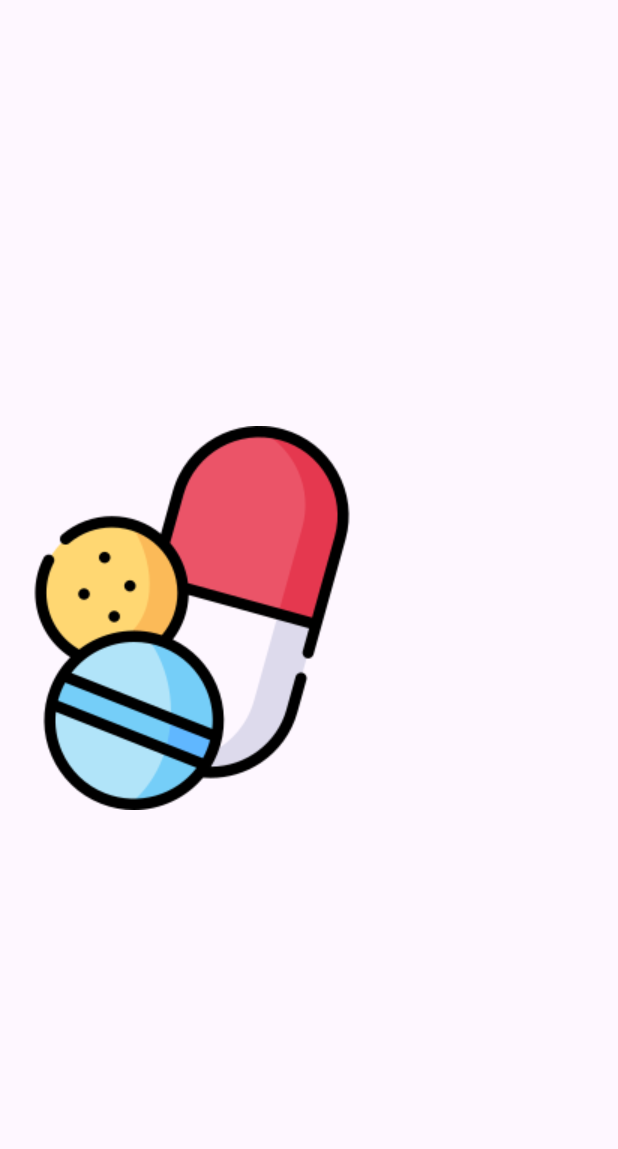
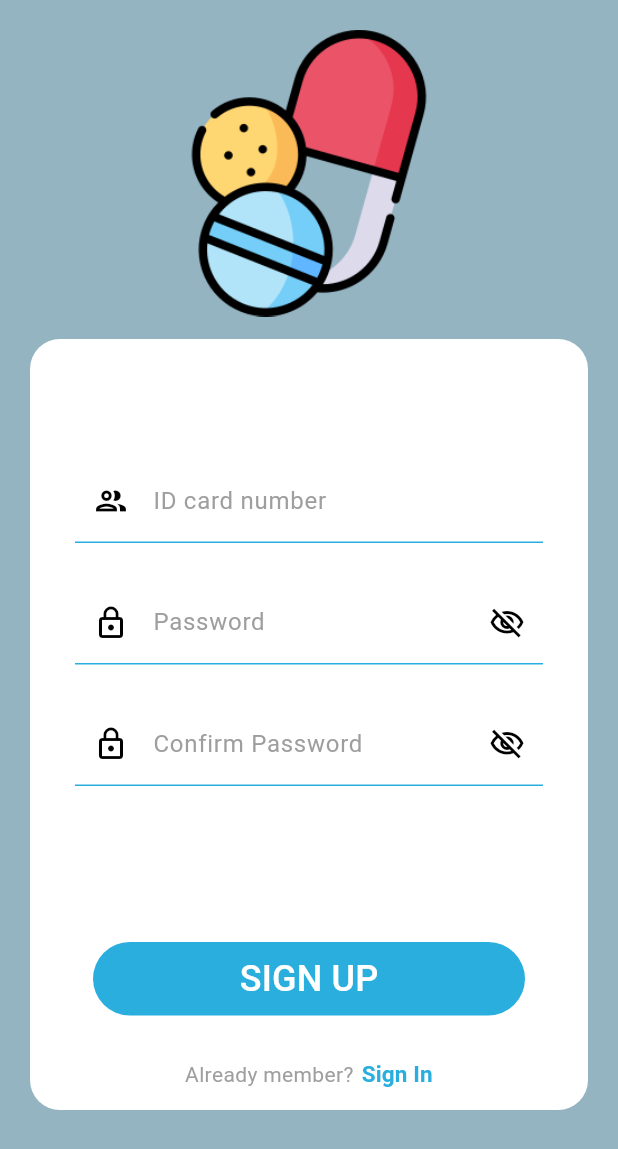
Before and after one commit to icecreamna/PillMate, a Flutter app: the screen it shows after launch, after a tap on "Sign Up", on a phone screen of 412 x 824 dp. Shown: the top 1149 px of the screen. Run offline on Flutter 3.47's test engine with Material 3 defaults, Android fonts, the phone set to English and light mode, and no system bars; our stand-ins replace flutter_svg, get.

Commit message:
login/regis

```diff
--- /dev/null
+++ b/frontend/lib/controller/user_controller.dart
@@ -0,0 +1,14 @@
+import 'package:get/get.dart';
+
+class UserController extends GetxController {
+  RxBool obsecurePassword = true.obs;
+  RxBool obsecureConfirmPassword = true.obs;
+
+  void toggleObsecurePassword() {
+    obsecurePassword.value = !obsecurePassword.value;
+  }
+
+  void toggleObsecureConfirmPassword() {
+    obsecureConfirmPassword.value = !obsecureConfirmPassword.value;
+  }
+}
--- a/frontend/lib/screens/auth/login_screen.dart
+++ b/frontend/lib/screens/auth/login_screen.dart
@@ -1,4 +1,5 @@
 import 'package:flutter/material.dart';
+import 'package:frontend/controller/user_controller.dart';
 import 'package:frontend/utils/colors.dart' as color;
 import 'package:frontend/widgets/text_field_input.dart';
 import 'package:get/get.dart';
@@ -9,6 +10,7 @@ class LoginScreen extends StatelessWidget {
 
   @override
   Widget build(BuildContext context) {
+    UserController uc = Get.put(UserController());
     return Scaffold(
       backgroundColor: color.AppColors.backgroundColor1st,
       body: SafeArea(
@@ -62,24 +64,30 @@ class LoginScreen extends StatelessWidget {
                             Icons.people_outlined,
                             color: Colors.black,
                           ),
-                          sufIcon: Icon(
-                            Icons.visibility_off_outlined,
-                            color: Colors.black,
-                          ),
+                          sufIcon: Icon(null),
                         ),
                         const SizedBox(height: 25),
-                        const TextFieldInput(
-                          labelname: "Password",
-                          preIcon: Icon(
-                            Icons.lock_open_outlined,
-                            color: Colors.black,
+                        Obx(
+                          () => TextFieldInput(
+                            labelname: "Password",
+                            preIcon: const Icon(
+                              Icons.lock_outline,
+                              color: Colors.black,
+                            ),
+                            sufIcon: IconButton(
+                              onPressed: () {
+                                uc.toggleObsecurePassword();
+                              },
+                              icon: Icon(
+                                color: Colors.black,
+                                uc.obsecurePassword.value
+                                    ? Icons.visibility_off_outlined
+                                    : Icons.visibility_outlined,
+                              ),
+                            ),
+                            isSuf: true,
+                            hideText: uc.obsecurePassword.value,
                           ),
-                          sufIcon: Icon(
-                            Icons.visibility_off_outlined,
-                            color: Colors.black,
-                          ),
-                          isEye: true,
-                          hideText: true,
                         ),
                         const Spacer(),
                         FilledButton(
@@ -110,7 +118,7 @@ class LoginScreen extends StatelessWidget {
                                 minimumSize: const Size(0, 0),
                               ),
                               onPressed: () {
-                                 Get.to(()=> const RegisScreen());
+                                Get.off(() => const RegisScreen());
                               },
                               child: Text(
                                 "Sign Up",
@@ -123,7 +131,6 @@ class LoginScreen extends StatelessWidget {
                             ),
                           ],
                         ),
-                        const SizedBox(height: 20),
                       ],
                     ),
                   ),
--- a/frontend/lib/screens/auth/register_screen.dart
+++ b/frontend/lib/screens/auth/register_screen.dart
@@ -1,15 +1,134 @@
 import 'package:flutter/material.dart';
+import 'package:frontend/controller/user_controller.dart';
+import 'package:frontend/screens/auth/login_screen.dart';
+import 'package:frontend/utils/colors.dart' as color;
+import 'package:frontend/widgets/text_field_input.dart';
+import 'package:get/get.dart';
 
 class RegisScreen extends StatelessWidget {
   const RegisScreen({super.key});
 
   @override
   Widget build(BuildContext context) {
+    UserController uc = Get.put(UserController());
     return Scaffold(
+      backgroundColor: color.AppColors.backgroundColor1st,
       body: SafeArea(
-        child: Column(
-          mainAxisAlignment: MainAxisAlignment.center,
-          children: [Image.asset("assets/images/drugs.png")],
+        child: Padding(
+          padding: const EdgeInsets.all(20),
+          child: Column(
+            crossAxisAlignment: CrossAxisAlignment.center,
+            children: [
+              SizedBox(
+                width: double.infinity,
+                child: Image.asset(
+                  "assets/images/drugs.png",
+                  width: 191,
+                  height: 191,
+                ),
+              ),
+              const SizedBox(height: 15),
+              Container(
+                height: 514,
+                decoration: BoxDecoration(
+                  borderRadius: BorderRadius.circular(20),
+                  color: Colors.white,
+                ),
+                child: Column(
+                  children: [
+                    const SizedBox(height: 80),
+                    const TextFieldInput(
+                      labelname: "ID card number",
+                      preIcon: Icon(Icons.people_outlined, color: Colors.black),
+                      sufIcon: Icon(null),
+                    ),
+                    const SizedBox(height: 25),
+                    Obx(
+                      () => TextFieldInput(
+                        labelname: "Password",
+                        preIcon: const Icon(
+                          Icons.lock_outline,
+                          color: Colors.black,
+                        ),
+                        sufIcon: IconButton(
+                          onPressed: () => uc.toggleObsecurePassword(),
+                          icon: Icon(
+                            uc.obsecurePassword.value
+                                ? Icons.visibility_off_outlined
+                                : Icons.visibility_outlined,
+                            color: Colors.black,
+                          ),
+                        ),
+                        hideText: uc.obsecurePassword.value,
+                        isSuf: true,
+                      ),
+                    ),
+                    const SizedBox(height: 25),
+                    Obx(
+                      () => TextFieldInput(
+                        labelname: "Confirm Password",
+                        preIcon: const Icon(
+                          Icons.lock_outline,
+                          color: Colors.black,
+                        ),
+                        sufIcon: IconButton(
+                          onPressed: () => uc.toggleObsecureConfirmPassword(),
+                          icon: Icon(
+                            uc.obsecureConfirmPassword.value
+                                ? Icons.visibility_off_outlined
+                                : Icons.visibility_outlined,
+                            color: Colors.black,
+                          ),
+                        ),
+                        hideText: uc.obsecureConfirmPassword.value,
+                        isSuf: true,
+                      ),
+                    ),
+                    const Spacer(),
+                    FilledButton(
+                      style: FilledButton.styleFrom(
+                        minimumSize: const Size(288, 49),
+                        backgroundColor: color.AppColors.buttonColor,
+                      ),
+                      onPressed: () {},
+                      child: const Text(
+                        "SIGN UP",
+                        style: TextStyle(color: Colors.white, fontSize: 24),
+                      ),
+                    ),
+                    const SizedBox(height: 15),
+                    Row(
+                      mainAxisAlignment: MainAxisAlignment.center,
+                      children: [
+                        const Text(
+                          "Already member?",
+                          style: TextStyle(color: Colors.grey),
+                        ),
+                        const SizedBox(width: 5),
+                        TextButton(
+                          style: TextButton.styleFrom(
+                            padding: const EdgeInsets.all(0),
+                            minimumSize: const Size(0, 0),
+                          ),
+                          onPressed: () {
+                            Get.off(() => const LoginScreen());
+                          },
+                          child: Text(
+                            "Sign In",
+                            style: TextStyle(
+                              color: color.AppColors.buttonColor,
+                              fontWeight: FontWeight.bold,
+                              fontSize: 15,
+                            ),
+                          ),
+                        ),
+                      ],
+                    ),
+                  ],
+                ),
+              ),
+            ],
+          ),
         ),
       ),
     );
--- a/frontend/lib/widgets/text_field_input.dart
+++ b/frontend/lib/widgets/text_field_input.dart
@@ -2,10 +2,10 @@ import 'package:flutter/material.dart';
 import 'package:frontend/utils/colors.dart' as color;
 
 class TextFieldInput extends StatelessWidget {
-  final Icon preIcon;
-  final Icon sufIcon;
+  final Widget preIcon;
+  final Widget sufIcon;
   final String labelname;
-  final bool isEye;
+  final bool isSuf;
   final bool hideText;
 
   const TextFieldInput({
@@ -13,7 +13,7 @@ class TextFieldInput extends StatelessWidget {
     required this.labelname,
     required this.preIcon,
     required this.sufIcon,
-    this.isEye = false,
+    this.isSuf = false,
     this.hideText = false,
   });
 
@@ -24,7 +24,7 @@ class TextFieldInput extends StatelessWidget {
       child: TextField(
         decoration: InputDecoration(
           prefixIcon: preIcon,
-          suffixIcon: isEye ? sufIcon : null,
+          suffixIcon: isSuf ? sufIcon : null,
           labelText: labelname,
           labelStyle: const TextStyle(color: Colors.grey),
           enabledBorder: UnderlineInputBorder(
```
